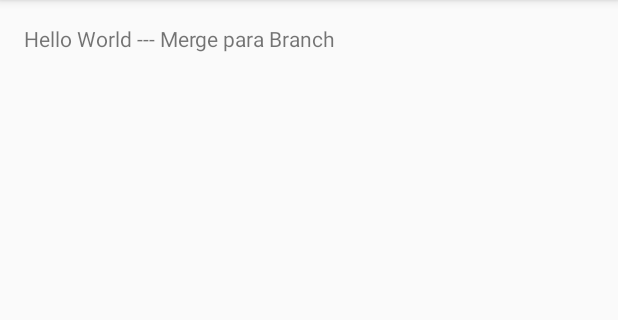
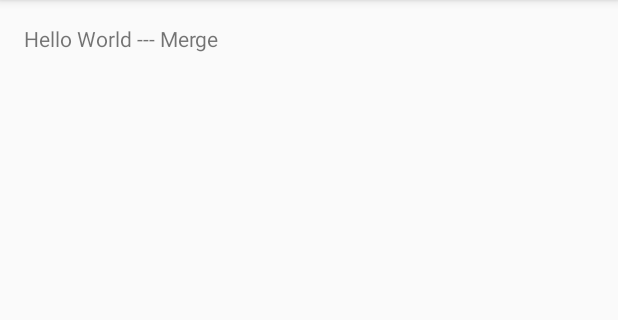
Before and after one commit to fercugliandro/PocGitHub, an Android app: the screen it shows after launch (BaseMainActivity), on a phone screen of 412 x 824 dp, the part 84-404 px from its top. Run offline under Robolectric (Android 15) with nearby library versions, the phone set to English and light mode, and no system bars.

Commit message:
Update content_base_main.xml

```diff
--- a/app/src/main/res/layout/content_base_main.xml
+++ b/app/src/main/res/layout/content_base_main.xml
@@ -15,5 +15,5 @@
     <TextView
         android:layout_width="wrap_content"
         android:layout_height="wrap_content"
-        android:text="Hello World --- Merge para Branch" />
+        android:text="Hello World --- Merge" />
 </RelativeLayout>
```
